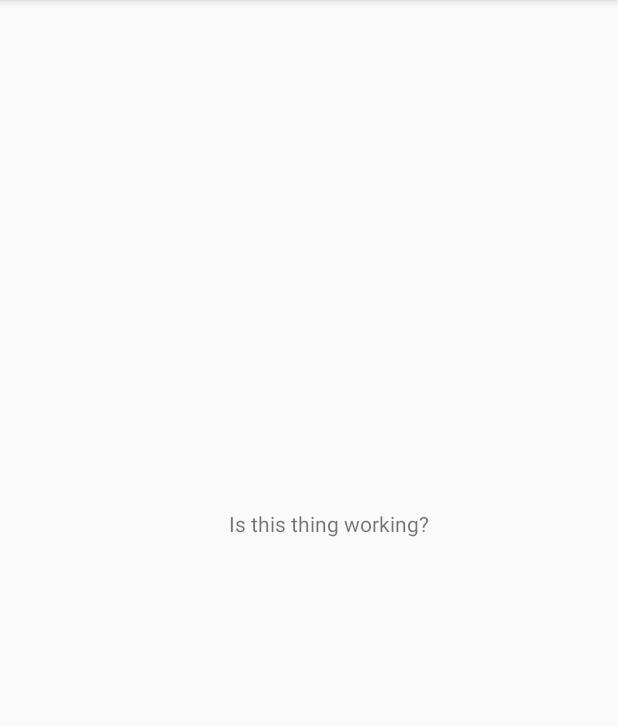
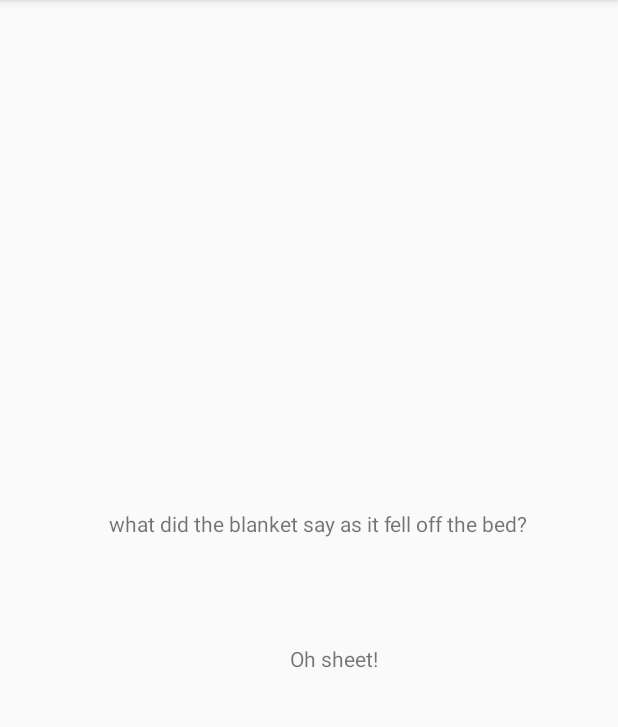
Before and after one commit to Whitenat/CS_162, an Android app: the screen it shows after launch (MainActivity), on a phone screen of 412 x 824 dp, the part 84-811 px from its top. Run offline under Robolectric (Android 15) with nearby library versions, the phone set to English and light mode, and no system bars.

Commit message:
added jokes

```diff
--- a/MyFirstApp/app/src/main/res/layout/activity_main.xml
+++ b/MyFirstApp/app/src/main/res/layout/activity_main.xml
@@ -9,7 +9,7 @@
     <TextView
         android:layout_width="wrap_content"
         android:layout_height="20dp"
-        android:text="Is this thing working?"
+        android:text="what did the blanket say as it fell off the bed?"
         app:layout_constraintBottom_toBottomOf="parent"
         app:layout_constraintHorizontal_bias="0.547"
         app:layout_constraintLeft_toLeftOf="parent"
@@ -17,4 +17,17 @@
         app:layout_constraintTop_toTopOf="parent"
         app:layout_constraintVertical_bias="0.454" />
 
+    <TextView
+        android:layout_width="wrap_content"
+        android:layout_height="20dp"
+        android:text= "Oh sheet!"
+        app:layout_constraintBottom_toBottomOf="parent"
+        app:layout_constraintHorizontal_bias="0.547"
+        app:layout_constraintLeft_toLeftOf="parent"
+        app:layout_constraintRight_toRightOf="parent"
+        app:layout_constraintTop_toTopOf="parent"
+        app:layout_constraintVertical_bias="0.574" />
+
+
+
 </android.support.constraint.ConstraintLayout>
```
